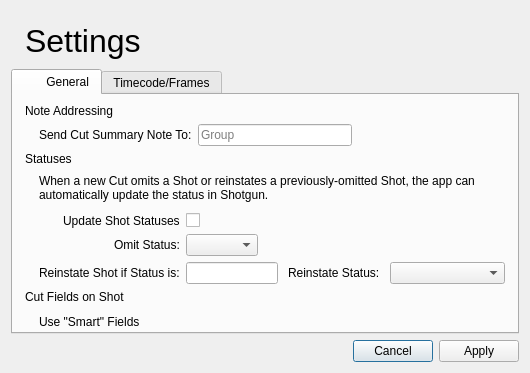
shotgunsoftware/tk-multi-importcut, file resources/settings_dialog.ui: the form before one commit.
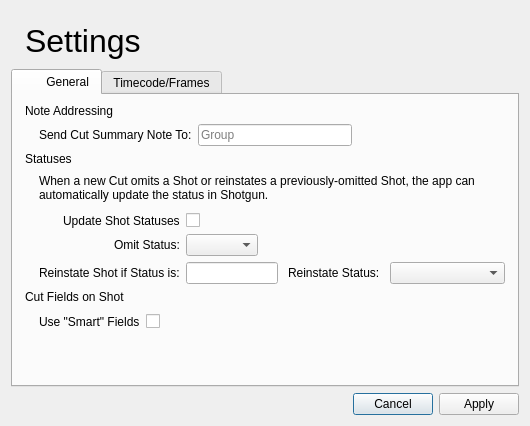
The form after the commit.

```diff
--- a/resources/settings_dialog.ui
+++ b/resources/settings_dialog.ui
@@ -7,7 +7,7 @@
     <x>0</x>
     <y>0</y>
     <width>530</width>
-    <height>373</height>
+    <height>426</height>
    </rect>
   </property>
   <property name="windowTitle">
@@ -370,9 +370,6 @@
            <property name="layoutDirection">
             <enum>Qt::LeftToRight</enum>
            </property>
-           <property name="styleSheet">
-            <string notr="true">background-color: transparent</string>
-           </property>
            <property name="text">
             <string/>
            </property>
```
